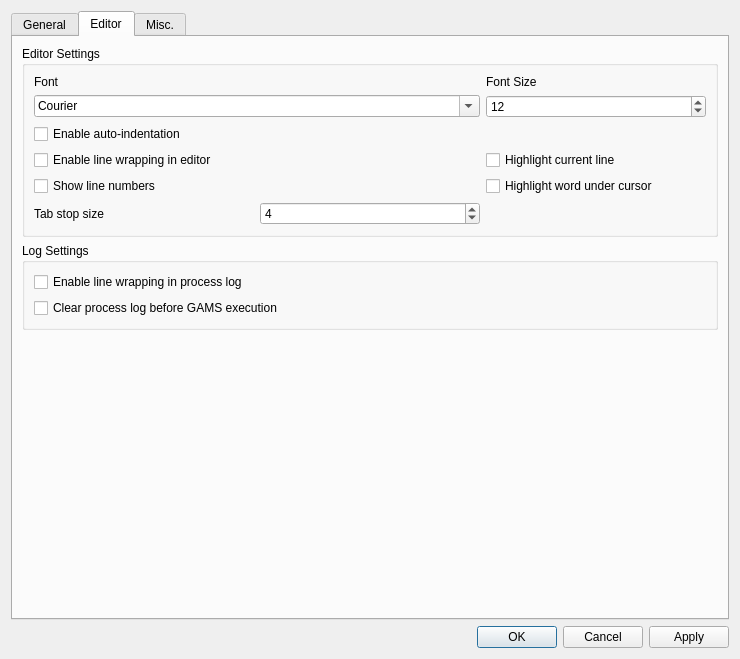
Old version of the form src/settingsdialog.ui in the repository GAMS-dev/studio.
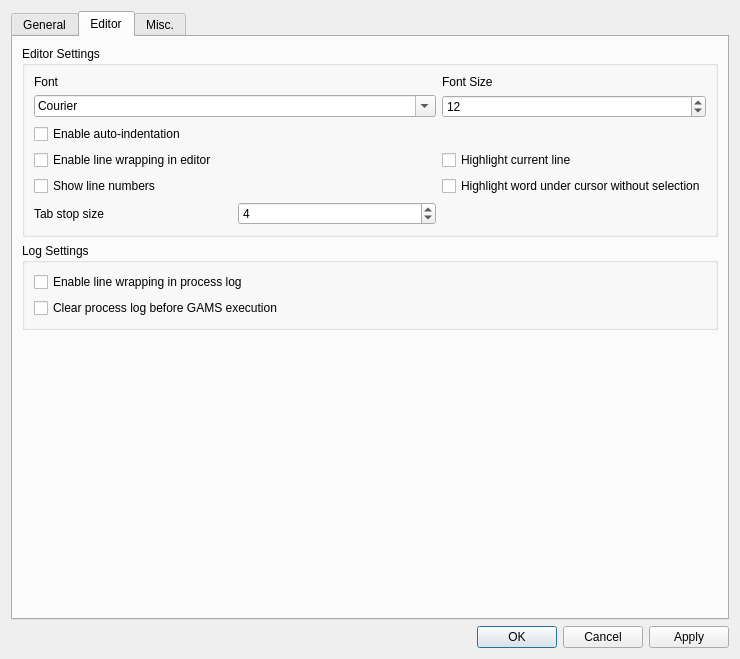
New version of the form. The open tabs and pages were chosen to show the change.

```diff
--- a/src/settingsdialog.ui
+++ b/src/settingsdialog.ui
@@ -285,7 +285,7 @@
              </sizepolicy>
             </property>
             <property name="text">
-             <string>Highlight word under cursor</string>
+             <string>Highlight word under cursor without selection</string>
             </property>
             <property name="checkable">
              <bool>true</bool>
```
Left out of the diff: 3 changed lines with no effect on the pictures.
